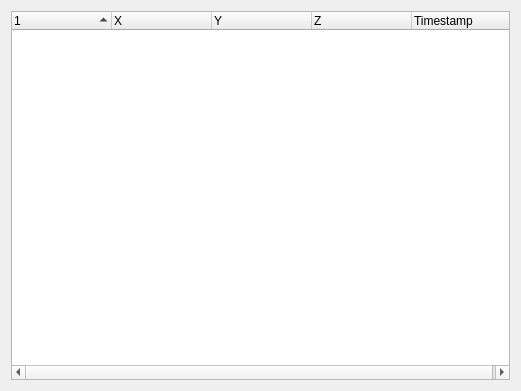
The window that src/systemwindow.ui (marcusbirkin/OTPView) describes before a commit, drawn with Qt 5.
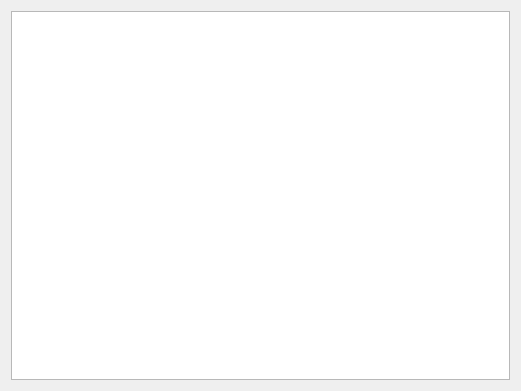
The same window after the commit.

```diff
--- a/src/systemwindow.ui
+++ b/src/systemwindow.ui
@@ -12,7 +12,7 @@
   </property>
   <layout class="QVBoxLayout" name="verticalLayout">
    <item>
-    <widget class="QTreeWidget" name="twDetails">
+    <widget class="QTreeView" name="tvDetails">
      <property name="editTriggers">
       <set>QAbstractItemView::NoEditTriggers</set>
      </property>
@@ -26,42 +26,14 @@
       <bool>true</bool>
      </property>
      <property name="headerHidden">
-      <bool>false</bool>
-     </property>
-     <property name="columnCount">
-      <number>5</number>
+      <bool>true</bool>
      </property>
      <attribute name="headerVisible">
-      <bool>true</bool>
+      <bool>false</bool>
      </attribute>
-     <attribute name="headerStretchLastSection">
+     <attribute name="headerShowSortIndicator" stdset="0">
       <bool>false</bool>
      </attribute>
-     <column>
-      <property name="text">
-       <string notr="true"/>
-      </property>
-     </column>
-     <column>
-      <property name="text">
-       <string notr="true">X</string>
-      </property>
-     </column>
-     <column>
-      <property name="text">
-       <string>Y</string>
-      </property>
-     </column>
-     <column>
-      <property name="text">
-       <string>Z</string>
-      </property>
-     </column>
-     <column>
-      <property name="text">
-       <string>Timestamp</string>
-      </property>
-     </column>
     </widget>
    </item>
   </layout>
```
